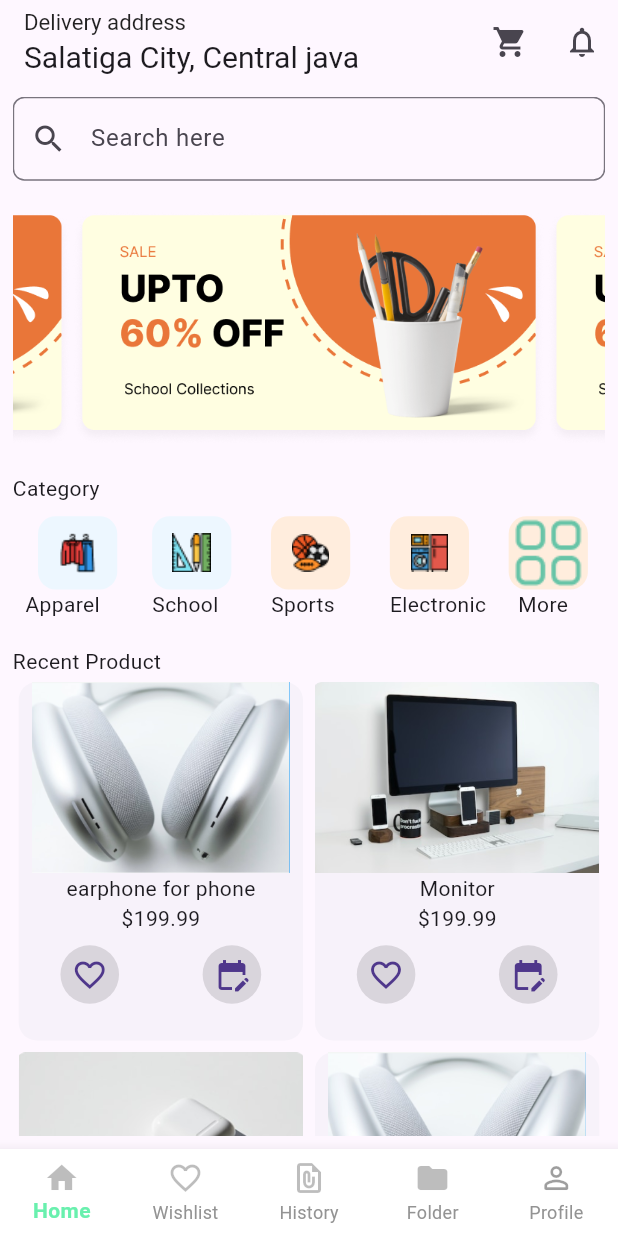
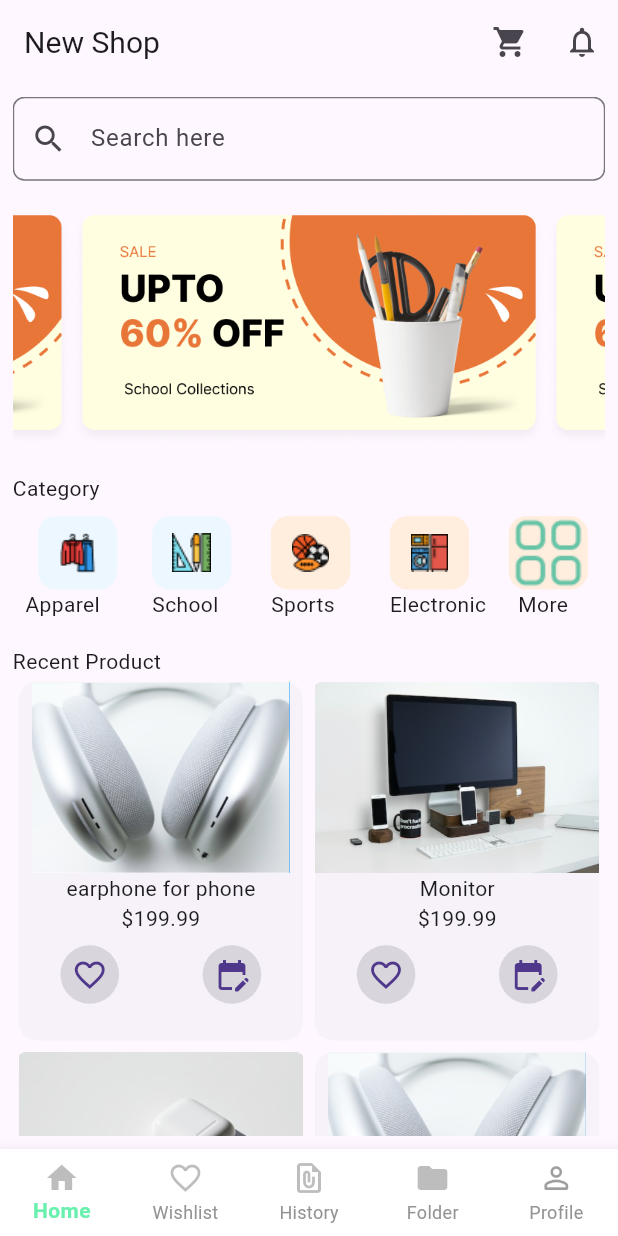
Before and after one commit to naimulhassan2001/new_shops, a Flutter app: the screen it shows after launch, on a phone screen of 412 x 824 dp. Run offline on Flutter 3.47's test engine with Material 3 defaults, Android fonts, the phone set to English and light mode, and no system bars; drawn by our look-alikes of carousel_slider; our stand-ins replace flutter_screenutil, get.

```diff
--- a/lib/utils/app_string.dart
+++ b/lib/utils/app_string.dart
@@ -4,7 +4,7 @@ class AppString {
   static const String detailsProduct = "Details Product" ;
   static const String checkouts = "Checkouts" ;
   static const String deliveryTo = "Delivery to" ;
-  static const String salatigaCityCentralJava = "Salatiga City, Central java" ;
+  static const String newShop = "New Shop" ;
   static const String hideList = "hide list" ;
   static const String selectTheDeliveryOption = "select the delivery option" ;
   static const String appleDiscount = "Apple discount" ;
--- a/lib/views/screens/checkouts/checkokuts_screen.dart
+++ b/lib/views/screens/checkouts/checkokuts_screen.dart
@@ -36,7 +36,7 @@ class CheckoutScreen extends StatelessWidget {
                   fontSize: 16.sp,
                 ),
                 const Spacer(),
-                CustomText(title: AppString.salatigaCityCentralJava),
+                CustomText(title: AppString.newShop),
                 const Icon(Icons.keyboard_arrow_down_outlined)
               ],
             ),
--- a/lib/views/screens/folder_screen/folder_screen.dart
+++ b/lib/views/screens/folder_screen/folder_screen.dart
@@ -6,7 +6,7 @@ import 'package:get/get.dart';
 import 'package:new_shops/controllers/folder_controller.dart';
 import 'package:new_shops/utils/app_string.dart';
 import 'folder_list_screen/folder_list_screen.dart';
-import 'widget/folder_item.dart';
+import 'inner_widget/folder_item.dart';
 
 class FolderScreen extends StatelessWidget {
   FolderScreen({super.key});
--- a/lib/views/screens/folder_screen/widget/folder_item.dart
+++ b/lib/views/screens/folder_screen/inner_widget/folder_item.dart
@@ -20,6 +20,7 @@ class FolderItem extends StatelessWidget {
   Widget build(BuildContext context) {
     return Container(
       height: 80.h,
+      width: double.infinity,
       margin: EdgeInsets.only(bottom: 16.h),
       child: Row(
         children: [
--- a/lib/views/screens/home/home_screen.dart
+++ b/lib/views/screens/home/home_screen.dart
@@ -24,8 +24,8 @@ class HomeScreen extends StatelessWidget {
         title: Column(
           crossAxisAlignment: CrossAxisAlignment.start,
           children: [
-            Text(AppString.deliveryAddress,style: TextStyle(color: Colors.black87, fontSize: 14.sp),),
-            Text(AppString.salatigaCityCentralJava,style: TextStyle(fontSize: 19.sp),)
+            // Text(AppString.deliveryAddress,style: TextStyle(color: Colors.black87, fontSize: 14.sp),),
+            Text(AppString.newShop,style: TextStyle(fontSize: 19.sp),)
           ],
         ),
 
```
Also changed, not shown: lib/views/screens/folder_screen/folder_list_screen/folder_list_screen.dart (+17 -3 lines).
